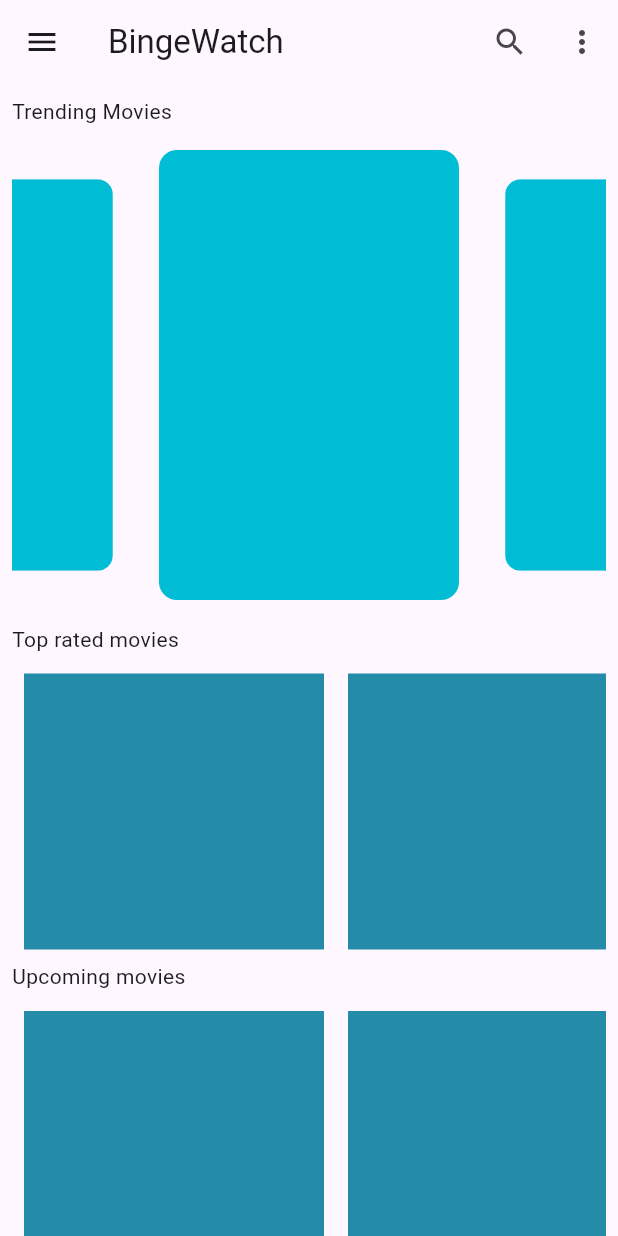
After one commit to Sahansa1/Movie--02-Project, a Flutter app: the screen it shows after launch, on a phone screen of 412 x 824 dp. The commit adds this screen. Run offline on Flutter 3.47's test engine with Material 3 defaults, Android fonts, the phone set to English and light mode, and no system bars; drawn by our look-alikes of carousel_slider.

Commit message:
Separate Home Page and main
Added a new file as HomePage

```diff
--- /dev/null
+++ b/flutter_application_1/lib/homePage.dart
@@ -0,0 +1,57 @@
+import 'package:flutter/material.dart';
+import 'package:flutter_application_1/widgets/Movies.dart';
+import 'package:flutter_application_1/widgets/TrendingMovies.dart';
+
+class HomeScreen extends StatelessWidget {
+  @override
+  Widget build(BuildContext context) {
+    return MaterialApp(
+      home: Scaffold(
+        appBar: AppBar(
+          title: Text("BingeWatch"),
+          leading: IconButton(
+            icon: Icon(Icons.menu),
+            onPressed: () {},
+          ),
+          actions: [
+            IconButton(
+              onPressed: () {},
+              icon: Icon(Icons.search),
+            ),
+            IconButton(
+              onPressed: () {},
+              icon: Icon(Icons.more_vert),
+            )
+          ],
+        ),
+        body: SingleChildScrollView(
+          physics: BouncingScrollPhysics(),
+          child: Padding(
+            padding: EdgeInsets.all(8.0),
+            child: Column(
+              crossAxisAlignment: CrossAxisAlignment.start,
+              children: [
+                Text(
+                  'Trending Movies',
+                ),
+                SizedBox(height: 16),
+                TrendingMovies(),
+                SizedBox(height: 16),
+                Text(
+                  "Top rated movies",
+                ),
+                SizedBox(height: 5),
+                Movies(),
+                Text(
+                  "Upcoming movies",
+                ),
+                SizedBox(height: 5),
+                Movies(),
+              ],
+            ),
+          ),
+        ),
+      ),
+    );
+  }
+}
```
Also changed, not shown: flutter_application_1/lib/main.dart (+5 -59 lines).
